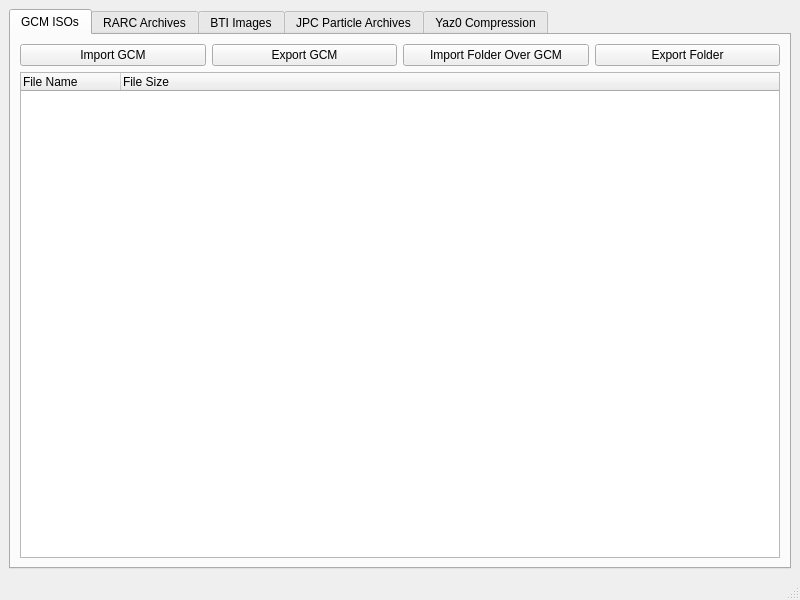
Above: gcft_ui/main.ui from LagoLunatic/GCFT before the change. Below: the same form after it.
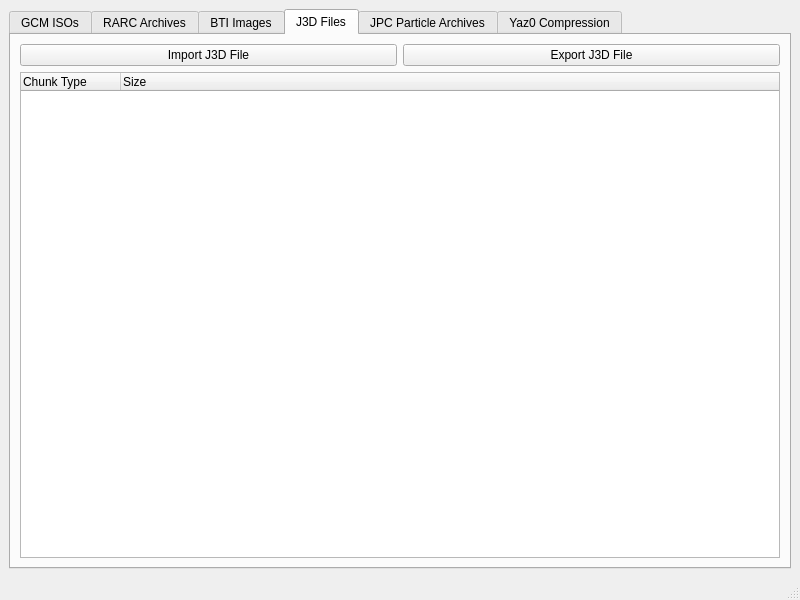
That is the form after the change. The open tabs and pages were chosen to show the change.

Commit message: Implement reading and saving J3D files

```diff
--- a/gcft_ui/main.ui
+++ b/gcft_ui/main.ui
@@ -195,6 +195,45 @@
         </item>
        </layout>
       </widget>
+      <widget class="QWidget" name="tab_6">
+       <attribute name="title">
+        <string>J3D Files</string>
+       </attribute>
+       <layout class="QVBoxLayout" name="verticalLayout_7">
+        <item>
+         <layout class="QHBoxLayout" name="horizontalLayout_6">
+          <item>
+           <widget class="QPushButton" name="import_j3d">
+            <property name="text">
+             <string>Import J3D File</string>
+            </property>
+           </widget>
+          </item>
+          <item>
+           <widget class="QPushButton" name="export_j3d">
+            <property name="text">
+             <string>Export J3D File</string>
+            </property>
+           </widget>
+          </item>
+         </layout>
+        </item>
+        <item>
+         <widget class="QTreeWidget" name="j3d_chunks_tree">
+          <column>
+           <property name="text">
+            <string>Chunk Type</string>
+           </property>
+          </column>
+          <column>
+           <property name="text">
+            <string>Size</string>
+           </property>
+          </column>
+         </widget>
+        </item>
+       </layout>
+      </widget>
       <widget class="QWidget" name="tab_4">
        <attribute name="title">
         <string>JPC Particle Archives</string>
```
The commit also changes 2 other files.
